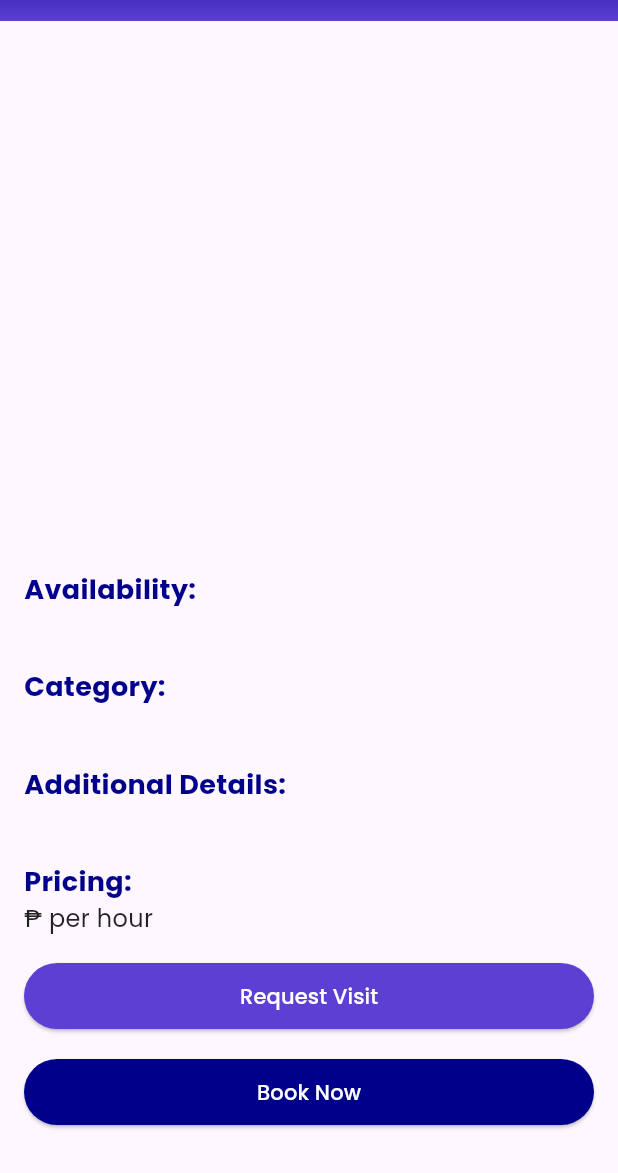
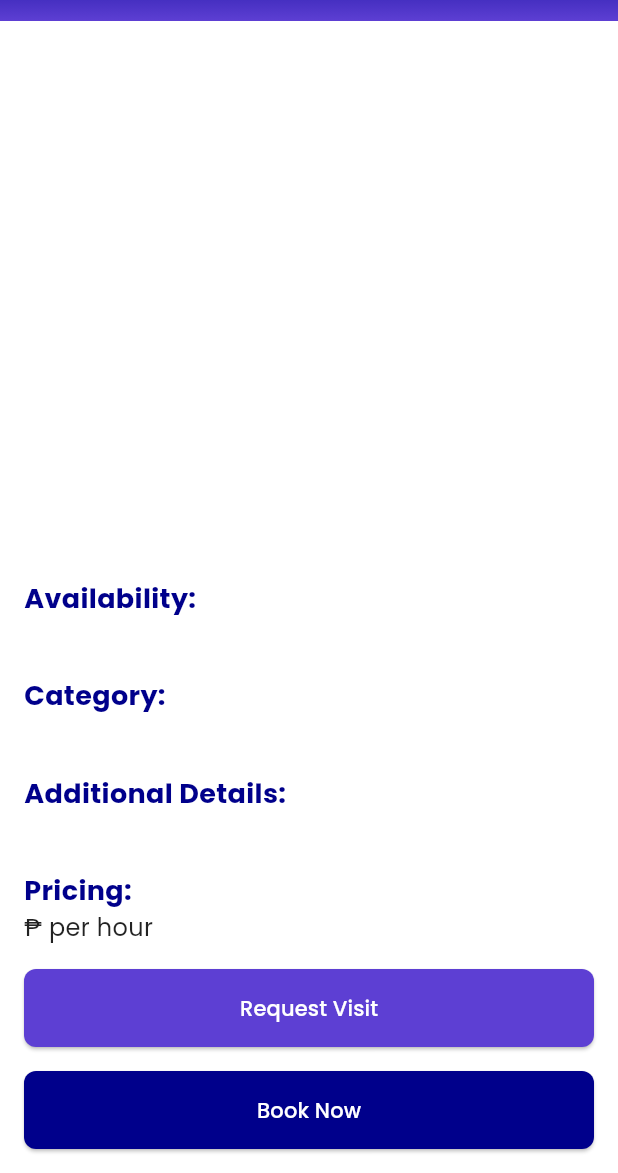
Before and after one commit to mojsarmiento/venue_app, a Flutter app: the VenueDetailsScreen screen opened directly with empty values, on a phone screen of 412 x 824 dp, the part 63-1236 px from its top. Run offline on Flutter 3.47's test engine with Material 3 defaults, Android fonts, the light colour scheme and no system bars; drawn by our look-alikes of carousel_slider; our stand-ins replace flutter_rating_bar, google_fonts, image_picker.

Commit message:
fourth commit

```diff
--- a/lib/screens/user/venue_details_screen.dart
+++ b/lib/screens/user/venue_details_screen.dart
@@ -1,9 +1,9 @@
 import 'package:flutter/material.dart';
-import 'package:carousel_slider/carousel_slider.dart';
-import 'booking_form.dart';
-import 'request_visit_form.dart';
+import 'package:venue_app/screens/user/booking_form.dart';
+import 'package:venue_app/screens/user/request_visit_form.dart';
+import 'package:venue_app/widgets/custom_button2.dart';
 
-class VenueDetailsScreen extends StatelessWidget {
+class VenueDetailsScreen extends StatefulWidget {
   final String name;
   final String location;
   final List<String> images;
@@ -24,16 +24,38 @@ class VenueDetailsScreen extends StatelessWidget {
   });
 
   @override
+  _VenueDetailsScreenState createState() => _VenueDetailsScreenState();
+}
+
+class _VenueDetailsScreenState extends State<VenueDetailsScreen> {
+  final PageController _pageController = PageController();
+  int _currentIndex = 0;
+
+  @override
+  void initState() {
+    super.initState();
+    _pageController.addListener(() {
+      setState(() {
+        _currentIndex = _pageController.page?.round() ?? 0;
+      });
+    });
+  }
+
+  @override
+  void dispose() {
+    _pageController.dispose();
+    super.dispose();
+  }
+
+  @override
   Widget build(BuildContext context) {
-    final isAvailable = availability.toLowerCase() != 'not available';
+    final isAvailable = widget.availability.toLowerCase() != 'not available';
 
     return Scaffold(
       appBar: AppBar(
         title: const Text(
           'Venue Details',
-          style: TextStyle(
-            color: Colors.white,
-          ),
+          style: TextStyle(color: Colors.white),
         ),
         backgroundColor: Colors.transparent,
         elevation: 0,
@@ -49,26 +71,23 @@ class VenueDetailsScreen extends StatelessWidget {
         automaticallyImplyLeading: true,
         foregroundColor: Colors.white,
       ),
-      body: Padding(
+      body: Container(
+        color: Colors.white, // Background color
         padding: const EdgeInsets.all(16.0),
-        child: ListView(
+        child: Column(
+          crossAxisAlignment: CrossAxisAlignment.stretch,
           children: [
-            CarouselSlider(
-              options: CarouselOptions(
-                height: 250,
-                autoPlay: true,
-                enlargeCenterPage: true,
-                aspectRatio: 16 / 9,
-                viewportFraction: 0.8,
-              ),
-              items: images.map((image) {
-                return Builder(
-                  builder: (BuildContext context) {
+            // Image Carousel
+            Expanded(
+              child: PageView.builder(
+                controller: _pageController,
+                itemCount: widget.images.length,
+                itemBuilder: (BuildContext context, int index) {
+                  final image = widget.images[index];
                   return Container(
-                      width: MediaQuery.of(context).size.width,
                     margin: const EdgeInsets.symmetric(horizontal: 5.0),
                     child: ClipRRect(
-                        borderRadius: BorderRadius.circular(20), // Adjust radius here
+                      borderRadius: BorderRadius.circular(20),
                       child: Image.asset(
                         image,
                         fit: BoxFit.cover,
@@ -81,12 +100,31 @@ class VenueDetailsScreen extends StatelessWidget {
                     ),
                   );
                 },
+              ),
+            ),
+            const SizedBox(height: 8),
+            // Page Indicator
+            Row(
+              mainAxisAlignment: MainAxisAlignment.center,
+              children: List.generate(widget.images.length, (index) {
+                return Container(
+                  width: 8.0,
+                  height: 8.0,
+                  margin: const EdgeInsets.symmetric(horizontal: 4.0),
+                  decoration: BoxDecoration(
+                    shape: BoxShape.circle,
+                    color: (Theme.of(context).brightness == Brightness.dark
+                            ? Colors.white
+                            : Colors.black)
+                        .withOpacity(_currentIndex == index ? 0.9 : 0.4),
+                  ),
                 );
-              }).toList(),
+              }),
             ),
             const SizedBox(height: 16),
+            // Venue Name
             Text(
-              name,
+              widget.name,
               style: const TextStyle(
                 fontSize: 24,
                 fontWeight: FontWeight.bold,
@@ -94,14 +132,16 @@ class VenueDetailsScreen extends StatelessWidget {
               ),
             ),
             const SizedBox(height: 8),
+            // Location
             Text(
-              location,
+              widget.location,
               style: const TextStyle(
                 fontSize: 18,
                 color: Colors.grey,
               ),
             ),
             const SizedBox(height: 16),
+            // Availability
             const Text(
               'Availability:',
               style: TextStyle(
@@ -111,13 +151,14 @@ class VenueDetailsScreen extends StatelessWidget {
               ),
             ),
             Text(
-              availability,
+              widget.availability,
               style: TextStyle(
                 fontSize: 16,
                 color: isAvailable ? Colors.black87 : Colors.red,
               ),
             ),
             const SizedBox(height: 16),
+            // Category
             const Text(
               'Category:',
               style: TextStyle(
@@ -127,10 +168,11 @@ class VenueDetailsScreen extends StatelessWidget {
               ),
             ),
             Text(
-              category,
+              widget.category,
               style: const TextStyle(fontSize: 16),
             ),
             const SizedBox(height: 16),
+            // Additional Details
             const Text(
               'Additional Details:',
               style: TextStyle(
@@ -140,10 +182,11 @@ class VenueDetailsScreen extends StatelessWidget {
               ),
             ),
             Text(
-              additionalDetails,
+              widget.additionalDetails,
               style: const TextStyle(fontSize: 16),
             ),
             const SizedBox(height: 16),
+            // Pricing
             const Text(
               'Pricing:',
               style: TextStyle(
@@ -153,60 +196,47 @@ class VenueDetailsScreen extends StatelessWidget {
               ),
             ),
             Text(
-              '₱$pricePerHour per hour',
+              '₱${widget.pricePerHour} per hour',
               style: const TextStyle(
                 fontSize: 16,
                 color: Colors.black87,
               ),
             ),
             const SizedBox(height: 16),
+            // Action Buttons
             if (isAvailable) ...[
-              ElevatedButton(
+              CustomButtonIn(
+                text: 'Request Visit',
+                backgroundColor: const Color(0xFF5D3FD3),
+                textColor: Colors.white,
                 onPressed: () {
                   Navigator.push(
                     context,
                     MaterialPageRoute(
                       builder: (context) => RequestVisitFormScreen(
-                        venueName: name, location: location,
+                        venueName: widget.name, location: widget.location,
                       ),
                     ),
                   );
                 },
-                style: ElevatedButton.styleFrom(
-                  backgroundColor: const Color(0xFF5D3FD3),
-                  padding: const EdgeInsets.symmetric(vertical: 12, horizontal: 24),
-                ),
-                child: const Text(
-                  'Request Visit',
-                  style: TextStyle(
-                    color: Colors.white,
-                  ),
-                ),
               ),
               const SizedBox(height: 16),
-              ElevatedButton(
+              CustomButtonIn(
+                text: 'Book Now',
+                backgroundColor: const Color(0xFF00008B),
+                textColor: Colors.white,
                 onPressed: () {
                   Navigator.push(
                     context,
                     MaterialPageRoute(
                       builder: (context) => BookingFormScreen(
-                        venueName: name,
-                        pricePerHour: pricePerHour,
-                        location: location,
+                        venueName: widget.name,
+                        pricePerHour: widget.pricePerHour,
+                        location: widget.location,
                       ),
                     ),
                   );
                 },
-                style: ElevatedButton.styleFrom(
-                  backgroundColor: const Color(0xFF00008B),
-                  padding: const EdgeInsets.symmetric(vertical: 12, horizontal: 24),
-                ),
-                child: const Text(
-                  'Book Now',
-                  style: TextStyle(
-                    color: Colors.white,
-                  ),
-                ),
               ),
             ],
           ],
--- /dev/null
+++ b/lib/widgets/custom_button2.dart
@@ -0,0 +1,32 @@
+import 'package:flutter/material.dart';
+
+class CustomButtonIn extends StatelessWidget {
+  final String text;
+  final VoidCallback onPressed;
+  final Color backgroundColor;
+  final Color textColor;
+
+  const CustomButtonIn({
+    super.key,
+    required this.text,
+    required this.onPressed,
+    this.backgroundColor = const Color(0xFF00008B),
+    this.textColor = Colors.white,
+  });
+
+  @override
+  Widget build(BuildContext context) {
+    return ElevatedButton(
+      onPressed: onPressed,
+      style: ElevatedButton.styleFrom(
+        foregroundColor: textColor,
+        backgroundColor: backgroundColor,
+        padding: const EdgeInsets.symmetric(vertical: 16,horizontal: 15),
+        shape: RoundedRectangleBorder(
+          borderRadius: BorderRadius.circular(8),
+        ),
+      ),
+      child: Text(text),
+    );
+  }
+}
```
Also changed, not shown: lib/screens/forgotpassword.dart (+4 -9 lines), lib/screens/login.dart (+4 -11 lines), lib/screens/register.dart (+4 -12 lines), lib/screens/user/booking_details.dart (+28 -25 lines), lib/screens/user/booking_form.dart (+5 -6 lines), lib/screens/user/request_visit_form.dart (+5 -13 lines), lib/widgets/appbar.dart (added, +47 -0 lines), lib/widgets/custom_buttom.dart (added, +32 -0 lines). Lines whose indentation alone changed are shown as unchanged.
